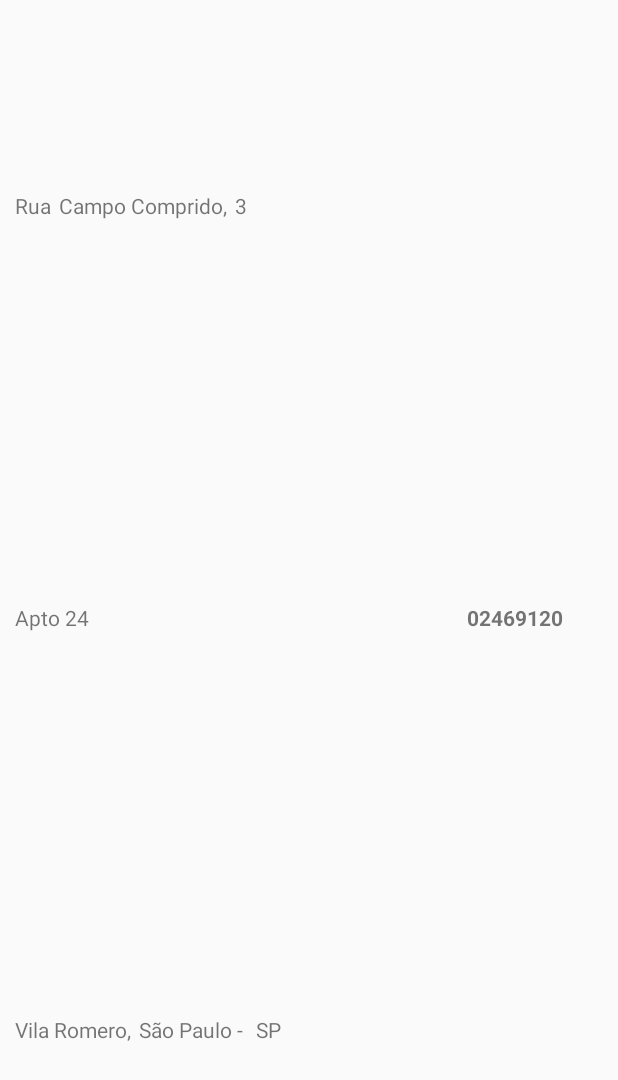
After one commit to llindner/Quaddro100h, an Android app: the layout endereco_item_view.xml on its own in the app's theme, with its tools: preview values and no code run, on a phone screen of 412 x 824 dp. The commit adds this screen. Shown: the top 1080 px of the screen. Run offline under Robolectric (Android 15) with nearby library versions, the phone set to English and light mode, and no system bars.

Commit message:
fim da aula 26/07

```diff
--- a/app/src/main/AndroidManifest.xml
+++ b/app/src/main/AndroidManifest.xml
@@ -29,6 +29,8 @@
         <activity android:name=".lab06.app.controller.AnimacaoQuaddroActivity"></activity>
         <activity android:name=".lab07.app.controller.StarwarsListarActivity" android:theme="@style/Widget.AppCompat.Light.ActionBar"></activity>
         <activity android:name=".lab07.app.controller.StarwarsInserirActivity"></activity>
+        <activity android:name=".lab08.app.controller.HotelListActivity"></activity>
+        <activity android:name=".lab08.app.controller.HotelActivity"></activity>
 
 
         <service android:name=".lab04.app.service.ConsultarCEPService" />
--- a/app/src/main/java/br/com/luizlindner/quaddro100h/lab01/app/controller/MainActivity.java
+++ b/app/src/main/java/br/com/luizlindner/quaddro100h/lab01/app/controller/MainActivity.java
@@ -11,6 +11,7 @@ import br.com.luizlindner.quaddro100h.lab04.app.controller.EnderecoListarActivit
 import br.com.luizlindner.quaddro100h.lab05.app.controller.AnimacaoActivity;
 import br.com.luizlindner.quaddro100h.lab06.app.controller.AnimacaoQuaddroActivity;
 import br.com.luizlindner.quaddro100h.lab07.app.controller.StarwarsListarActivity;
+import br.com.luizlindner.quaddro100h.lab08.app.controller.HotelListActivity;
 
 /**
  * Created by Luiz on 04/07/2017.
@@ -30,6 +31,7 @@ public class MainActivity extends QuaddroActivity {
         setOnClickActivity(R.id.btn_animacao, AnimacaoActivity.class);
         setOnClickActivity(R.id.btn_animacao_quaddro, AnimacaoQuaddroActivity.class);
         setOnClickActivity(R.id.btn_starwars, StarwarsListarActivity.class);
+        setOnClickActivity(R.id.btn_fragment, HotelListActivity.class);
     }
 
 }
--- a/app/src/main/java/br/com/luizlindner/quaddro100h/lab04/app/binding/EnderecoAction.java
+++ b/app/src/main/java/br/com/luizlindner/quaddro100h/lab04/app/binding/EnderecoAction.java
@@ -6,6 +6,7 @@ import android.view.View;
 import android.widget.Toast;
 
 import br.com.luizlindner.quaddro100h.R;
+
 import br.com.luizlindner.quaddro100h.databinding.EnderecoAlterarViewBinding;
 import br.com.luizlindner.quaddro100h.lab04.app.service.ConsultarCEPService;
 
--- a/app/src/main/java/br/com/luizlindner/quaddro100h/lab04/app/controller/EnderecoListarActivity.java
+++ b/app/src/main/java/br/com/luizlindner/quaddro100h/lab04/app/controller/EnderecoListarActivity.java
@@ -129,7 +129,7 @@ public class EnderecoListarActivity extends ListActivity {
         try {
             ArrayList<Endereco> list = sqlite.listarTodos();
             Cursor c = sqlite.listarTodosPorCursor();
-            SimpleCursorAdapter sca = new SimpleCursorAdapter(this, android.R.layout.simple_list_item_2, c, new String[] { "logradouro_tipo", "logradouro_nome" }, new int[] {android.R.id.text1, android.R.id.text2}, 0);
+            SimpleCursorAdapter sca = new SimpleCursorAdapter(this, R.layout.endereco_item_view, c, new String[] { "logradouro_tipo", "logradouro_nome", "numero", "bairro", "municipio", "uf", "cep" }, new int[] {R.id.endereco_item_logradouro_tipo, R.id.endereco_item_logradouro_nome, R.id.endereco_item_numero, R.id.endereco_item_bairro, R.id.endereco_item_municipio, R.id.endereco_item_uf, R.id.endereco_item_cep}, 0);
 
             ArrayAdapter<Endereco> adapter = new ArrayAdapter<Endereco>(this, android.R.layout.simple_list_item_1, list);
             setListAdapter(sca);
--- a/app/src/main/res/layout/endereco_alterar_view.xml
+++ b/app/src/main/res/layout/endereco_alterar_view.xml
@@ -49,7 +49,7 @@
                 android:layout_height="wrap_content"
                 android:layout_weight="1"
                 android:text="Consultar"
-                android:onClick="@={controller::consultarCEP}"/>
+                android:onClick="@{controller::consultarCEP}"/>
         </LinearLayout>
 
         <EditText
@@ -133,8 +133,7 @@
                 android:layout_width="0dp"
                 android:layout_height="wrap_content"
                 android:layout_gravity="center_vertical"
-                android:layout_weight="2"
-                >
+                android:layout_weight="2">
 
 
             </Spinner>
--- /dev/null
+++ b/app/src/main/res/layout/endereco_item_view.xml
@@ -0,0 +1,110 @@
+<?xml version="1.0" encoding="utf-8"?>
+<LinearLayout xmlns:android="http://schemas.android.com/apk/res/android"
+    android:orientation="horizontal" android:layout_width="match_parent"
+    android:layout_height="match_parent">
+
+    <LinearLayout
+        android:orientation="vertical"
+        android:layout_width="0dp"
+        android:layout_height="match_parent"
+        android:layout_weight="2"
+        android:gravity="center">
+
+        <LinearLayout
+            android:orientation="horizontal"
+            android:layout_width="match_parent"
+            android:layout_height="0dp"
+            android:layout_weight="1"
+            android:paddingLeft="10dp"
+            android:gravity="center_vertical">
+
+            <TextView
+                android:id="@+id/endereco_item_logradouro_tipo"
+                android:layout_width="wrap_content"
+                android:layout_height="wrap_content"
+                android:layout_marginRight="5dp"
+                android:text="Rua" />
+            <TextView
+                android:id="@+id/endereco_item_logradouro_nome"
+                android:layout_width="wrap_content"
+                android:layout_height="wrap_content"
+                android:text="Campo Comprido" />
+            <TextView
+                android:layout_width="wrap_content"
+                android:layout_height="wrap_content"
+                android:layout_marginRight="5dp"
+                android:text="," />
+            <TextView
+                android:id="@+id/endereco_item_numero"
+                android:layout_width="wrap_content"
+                android:layout_height="wrap_content"
+                android:layout_marginRight="5dp"
+                android:text="3" />
+        </LinearLayout>
+
+        <LinearLayout
+            android:orientation="horizontal"
+            android:layout_width="match_parent"
+            android:layout_height="0dp"
+            android:layout_weight="1"
+            android:paddingLeft="10dp"
+            android:gravity="center_vertical" >
+
+
+            <TextView
+                android:id="@+id/endereco_item_complemento"
+                android:layout_width="wrap_content"
+                android:layout_height="wrap_content"
+                android:layout_marginRight="5dp"
+                android:text="Apto 24" />
+        </LinearLayout>
+
+        <LinearLayout
+            android:orientation="horizontal"
+            android:layout_width="match_parent"
+            android:layout_height="0dp"
+            android:layout_weight="1"
+            android:gravity="center_vertical"
+            android:paddingLeft="10dp">
+
+            <TextView
+                android:id="@+id/endereco_item_bairro"
+                android:layout_width="wrap_content"
+                android:layout_height="wrap_content"
+                android:text="Vila Romero" />
+            <TextView
+                android:layout_width="wrap_content"
+                android:layout_height="wrap_content"
+                android:layout_marginRight="5dp"
+                android:text="," />
+            <TextView
+                android:id="@+id/endereco_item_municipio"
+                android:layout_width="wrap_content"
+                android:layout_height="wrap_content"
+                android:text="São Paulo" />
+            <TextView
+                android:layout_width="wrap_content"
+                android:layout_height="wrap_content"
+                android:layout_marginRight="5dp"
+                android:text=" - " />
+            <TextView
+                android:id="@+id/endereco_item_uf"
+                android:layout_width="wrap_content"
+                android:layout_height="wrap_content"
+                android:layout_marginRight="5dp"
+                android:text="SP" />
+
+        </LinearLayout>
+
+    </LinearLayout>
+
+    <TextView
+        android:id="@+id/endereco_item_cep"
+        android:layout_width="0dp"
+        android:layout_height="match_parent"
+        android:layout_weight="1"
+        android:gravity="center"
+        android:padding="10dp"
+        android:text="02469120"
+        android:textStyle="bold"/>
+</LinearLayout>
--- a/app/src/main/res/values/strings.xml
+++ b/app/src/main/res/values/strings.xml
@@ -24,4 +24,5 @@
     <string name="lab04_retrofit_baseUrl_cep" translatable="false">http://api.postmon.com.br/v1/</string>
     <string name="lab07_retrofit_baseUrl_sw" translatable="false">http://swapi.co/api/</string>
     <string name="btn_starwars">StarWars</string>
+    <string name="btn_fragment">Hotel Fragment</string>
 </resources>
```
Also changed, not shown: app/src/main/java/br/com/luizlindner/quaddro100h/lab01/app/controller/QuaddroFragment.java (added, +90 -0 lines), app/src/main/java/br/com/luizlindner/quaddro100h/lab01/app/controller/QuaddroListFragment.java (added, +92 -0 lines), app/src/main/java/br/com/luizlindner/quaddro100h/lab04/domain/model/Logradouro.java (+17 -3 lines), app/src/main/java/br/com/luizlindner/quaddro100h/lab08/app/controller/HotelActivity.java (added, +49 -0 lines), app/src/main/java/br/com/luizlindner/quaddro100h/lab08/app/controller/HotelFragment.java (added, +46 -0 lines), app/src/main/java/br/com/luizlindner/quaddro100h/lab08/app/controller/HotelListActivity.java (added, +22 -0 lines), app/src/main/java/br/com/luizlindner/quaddro100h/lab08/app/controller/HotelListFragment.java (added, +54 -0 lines), app/src/main/java/br/com/luizlindner/quaddro100h/lab08/domain/model/Hotel.java (added, +50 -0 lines), app/src/main/res/layout-land/main_view.xml (+16 -0 lines), app/src/main/res/layout/hotel_fragment_view.xml (added, +30 -0 lines), app/src/main/res/layout/hotel_listar_view.xml (added, +12 -0 lines), app/src/main/res/layout/hotel_view.xml (added, +7 -0 lines), app/src/main/res/layout/main_view.xml (+8 -0 lines), 86 other files.
